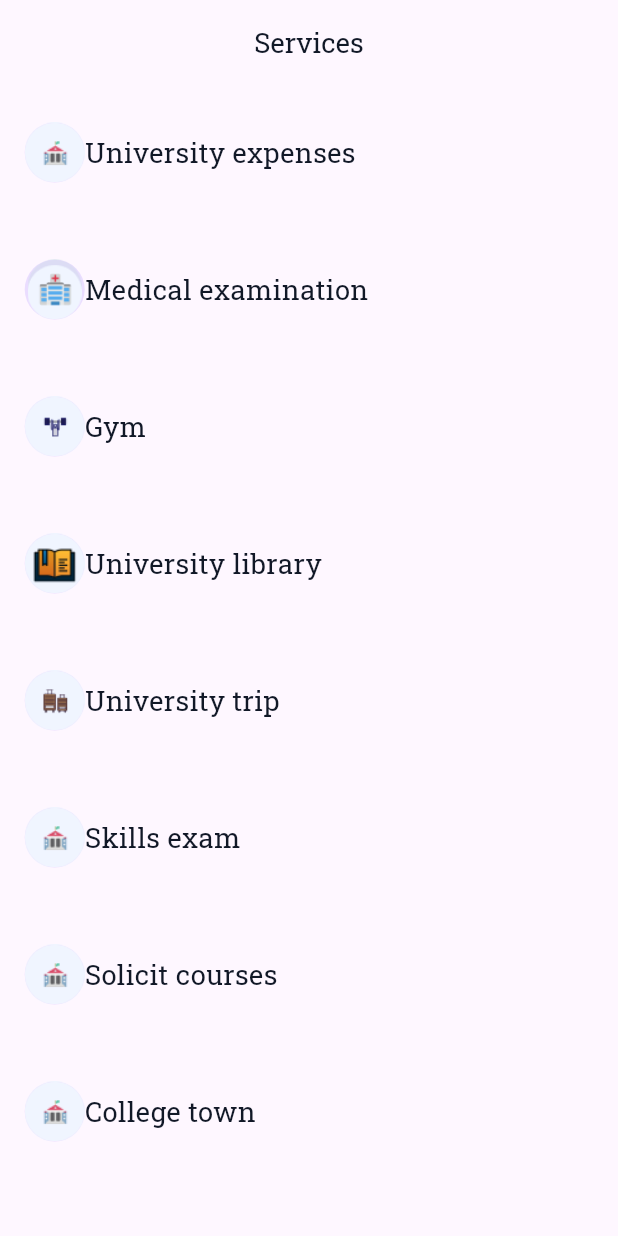
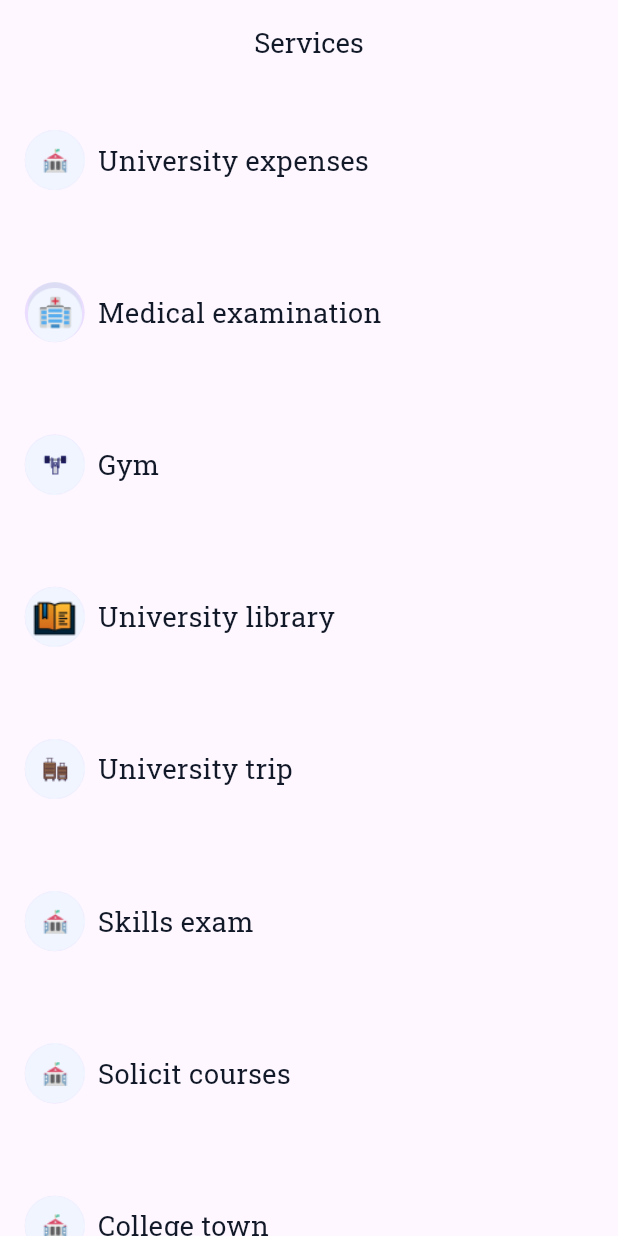
Before and after one commit to AhmedAymanSalah/campuspay, a Flutter app: the screen it shows after launch, on a phone screen of 412 x 824 dp. Run offline on Flutter 3.47's test engine with Material 3 defaults, Android fonts, the phone set to English and light mode, and no system bars; our stand-ins replace dio, flutter_bloc, flutter_screenutil, freezed_annotation, get_it, pretty_dio_logger and 2 more; generated files the repository leaves out were written again.

Commit message:
pay services screen

```diff
--- a/lib/core/routes/app_router.dart
+++ b/lib/core/routes/app_router.dart
@@ -1,4 +1,3 @@
-
 import '../../features/services/ui/services_list_view.dart';
 import 'routes.dart';
 import '../../features/attention/ui/attention_Screen.dart';
@@ -52,7 +51,10 @@ class AppRouter {
         return MaterialPageRoute(builder: (_) => const HomeScreen());
       case Routes.servicesScreen:
         // Return a MaterialPageRoute for the OnBoardingScreen route.
-        return MaterialPageRoute(builder: (_) =>  ServicesScreen());
+        return MaterialPageRoute(builder: (_) => const ServicesScreen());
+      // case Routes.payServicesSceen:
+      //   // Return a MaterialPageRoute for the OnBoardingScreen route.
+      //   return MaterialPageRoute(builder: (_) => const PayServicesSceen(s));
       // default:
       //   // If the requested route is not found, return a MaterialPageRoute for an unknown screen.
       //   return MaterialPageRoute(
--- a/lib/core/routes/routes.dart
+++ b/lib/core/routes/routes.dart
@@ -12,4 +12,6 @@ class Routes {
   static const String homeScreen = '/homeScreen';
 
   static const String servicesScreen = '/servicesScreen';
+
+  static const String payServicesSceen = '/payServicesSceen';
 }
--- a/lib/features/services/ui/services_list_view.dart
+++ b/lib/features/services/ui/services_list_view.dart
@@ -1,6 +1,7 @@
 import 'package:campuspay/core/widgets/custom_text_widget.dart';
 import 'package:flutter/material.dart';
 import '../data/services_list_data.dart';
+import 'pay_services.dart';
 import 'widget/builld_item_services_screen.dart';
 
 class ServicesScreen extends StatelessWidget {
@@ -18,7 +19,20 @@ class ServicesScreen extends StatelessWidget {
       ),
       body: ListView.builder(
         itemCount: servicesList.length,
-        itemBuilder: (context, index) => BuildItemServicesScreen(index: index),
+        itemBuilder: (context, index) => GestureDetector(
+          onTap: () {
+            // Navigate to service detail screen when tapped
+            Navigator.push(
+              context,
+              MaterialPageRoute(
+                builder: (context) => PayServicesSceen(
+                  service: servicesList[index],
+                ),
+              ),
+            );
+          },
+          child: BuildItemServicesScreen(index: index),
+        ),
       ),
     );
   }
--- a/lib/features/services/ui/widget/builld_item_services_screen.dart
+++ b/lib/features/services/ui/widget/builld_item_services_screen.dart
@@ -2,6 +2,7 @@ import 'package:campuspay/features/services/data/services_list_data.dart';
 import 'package:flutter/material.dart';
 import 'package:flutter_screenutil/flutter_screenutil.dart';
 
+import '../../../../core/helpers/spacing.dart';
 import '../../../../core/widgets/custom_text_widget.dart';
 
 class BuildItemServicesScreen extends StatelessWidget {
@@ -14,14 +15,15 @@ class BuildItemServicesScreen extends StatelessWidget {
     return Padding(
       padding: EdgeInsets.symmetric(horizontal: 15.w, vertical: 15.h),
       child: SizedBox(
-        height: 60.h,
-        width: 50.w,
-        //color: Colors.teal,
+        height: 70.h,
         child: Row(
           children: [
             CircleAvatar(
-              child: Image.asset(servicesList[index].image),
+              child: Image.asset(
+                servicesList[index].image,
+              ),
             ),
+            horizontalSpace(8),
             CustomTextWidget(text: servicesList[index].title),
           ],
         ),
```
Also changed, not shown: lib/features/services/ui/pay_services.dart (added, +82 -0 lines).
